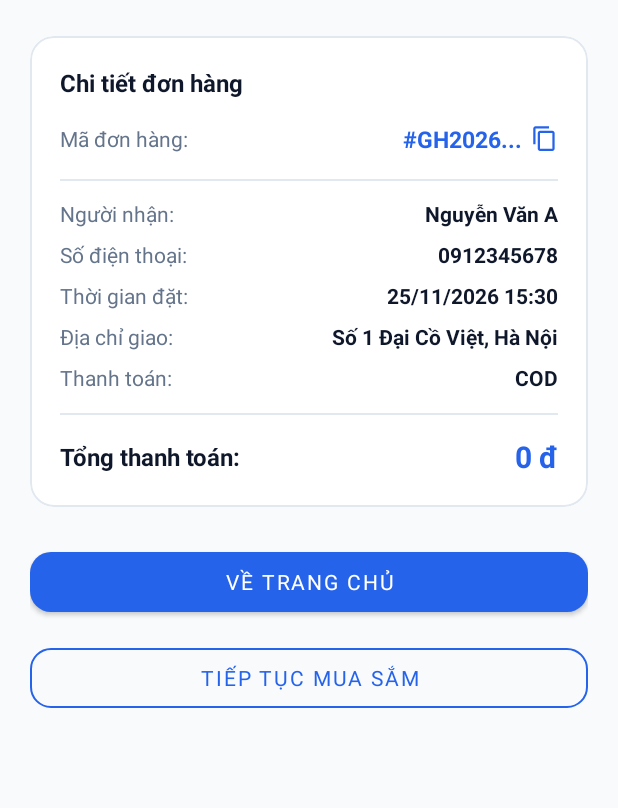
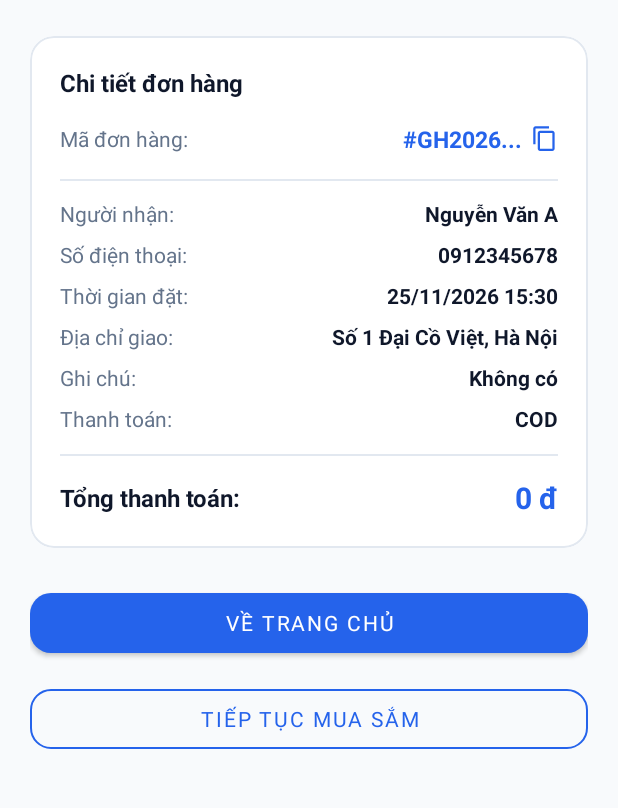
Before and after one commit to y0unglewis/e-commerce, an Android app: the OrderSuccessActivity screen opened directly, with no data from a screen before it, on a phone screen of 412 x 824 dp, the part 333-1141 px from its top. Run offline under Robolectric (Android 15) with nearby library versions, the phone set to English and light mode, and no system bars.

Commit message:
fix: persist cart, clear cart on logout, and pass delivery note to order success

```diff
--- a/app/src/main/java/com/example/gearhub/ui/CartActivity.java
+++ b/app/src/main/java/com/example/gearhub/ui/CartActivity.java
@@ -45,6 +45,7 @@ public class CartActivity extends AppCompatActivity {
     protected void onCreate(Bundle savedInstanceState) {
         super.onCreate(savedInstanceState);
         setContentView(R.layout.activity_cart);
+        CartManager.getInstance(this);
 
         initViews();
         setupRecyclerView();
--- a/app/src/main/java/com/example/gearhub/ui/CheckoutActivity.java
+++ b/app/src/main/java/com/example/gearhub/ui/CheckoutActivity.java
@@ -54,9 +54,11 @@ public class CheckoutActivity extends AppCompatActivity {
     protected void onCreate(Bundle savedInstanceState) {
         super.onCreate(savedInstanceState);
         setContentView(R.layout.activity_checkout);
+        CartManager.getInstance(this);
 
         initViews();
         resolveCheckoutItems();
+        if (isFinishing()) return;
         displayOrderSummary();
         setupListeners();
     }
@@ -153,6 +155,7 @@ public class CheckoutActivity extends AppCompatActivity {
         String name = getTextValue(inputName).trim();
         String phone = getTextValue(inputPhone).trim();
         String address = getTextValue(inputAddress).trim();
+        String note = getTextValue(inputNote).trim();
 
         // Xóa thông báo lỗi cũ
         layoutName.setError(null);
@@ -196,7 +199,7 @@ public class CheckoutActivity extends AppCompatActivity {
 
         // Nếu là luồng thanh toán từ giỏ hàng thì xóa giỏ hàng
         if (!isBuyNowFlow) {
-            CartManager.getInstance().clearCart();
+            CartManager.getInstance(this).clearCart();
         }
 
         // Tạo mã đơn hàng demo ngẫu nhiên và thời gian đặt hàng
@@ -211,6 +214,7 @@ public class CheckoutActivity extends AppCompatActivity {
         successIntent.putExtra(OrderSuccessActivity.EXTRA_RECIPIENT_NAME, name);
         successIntent.putExtra(OrderSuccessActivity.EXTRA_PHONE, phone);
         successIntent.putExtra(OrderSuccessActivity.EXTRA_ADDRESS, address);
+        successIntent.putExtra(OrderSuccessActivity.EXTRA_NOTE, note);
         successIntent.putExtra(OrderSuccessActivity.EXTRA_PAYMENT_METHOD, paymentMethod);
         successIntent.putExtra(OrderSuccessActivity.EXTRA_TOTAL_AMOUNT, PriceFormatter.format(totalAmount));
         successIntent.putExtra(OrderSuccessActivity.EXTRA_ORDER_TIME, orderTime);
--- a/app/src/main/java/com/example/gearhub/ui/OrderSuccessActivity.java
+++ b/app/src/main/java/com/example/gearhub/ui/OrderSuccessActivity.java
@@ -26,6 +26,7 @@ public class OrderSuccessActivity extends AppCompatActivity {
     public static final String EXTRA_RECIPIENT_NAME = AppConstants.EXTRA_RECIPIENT_NAME;
     public static final String EXTRA_PHONE = AppConstants.EXTRA_PHONE;
     public static final String EXTRA_ADDRESS = AppConstants.EXTRA_ADDRESS;
+    public static final String EXTRA_NOTE = "extra_note";
     public static final String EXTRA_PAYMENT_METHOD = AppConstants.EXTRA_PAYMENT_METHOD;
     public static final String EXTRA_TOTAL_AMOUNT = AppConstants.EXTRA_TOTAL_AMOUNT;
     public static final String EXTRA_ORDER_TIME = AppConstants.EXTRA_ORDER_TIME;
@@ -35,6 +36,7 @@ public class OrderSuccessActivity extends AppCompatActivity {
     private TextView txtPhone;
     private TextView txtOrderTime;
     private TextView txtAddress;
+    private TextView txtNote;
     private TextView txtPaymentMethod;
     private TextView txtTotalAmount;
     private View layoutCopyOrderCode;
@@ -60,6 +62,7 @@ public class OrderSuccessActivity extends AppCompatActivity {
         txtPhone = findViewById(R.id.txtSuccessPhone);
         txtOrderTime = findViewById(R.id.txtSuccessOrderTime);
         txtAddress = findViewById(R.id.txtSuccessAddress);
+        txtNote = findViewById(R.id.txtSuccessNote);
         txtPaymentMethod = findViewById(R.id.txtSuccessPaymentMethod);
         txtTotalAmount = findViewById(R.id.txtSuccessTotalAmount);
         layoutCopyOrderCode = findViewById(R.id.layoutCopyOrderCode);
@@ -76,6 +79,7 @@ public class OrderSuccessActivity extends AppCompatActivity {
         String phone = intent.getStringExtra(EXTRA_PHONE);
         String orderTime = intent.getStringExtra(EXTRA_ORDER_TIME);
         String address = intent.getStringExtra(EXTRA_ADDRESS);
+        String note = intent.getStringExtra(EXTRA_NOTE);
         String payment = intent.getStringExtra(EXTRA_PAYMENT_METHOD);
         String total = intent.getStringExtra(EXTRA_TOTAL_AMOUNT);
 
@@ -86,6 +90,9 @@ public class OrderSuccessActivity extends AppCompatActivity {
         if (phone != null) txtPhone.setText(phone);
         if (orderTime != null) txtOrderTime.setText(orderTime);
         if (address != null) txtAddress.setText(address);
+        if (txtNote != null) {
+            txtNote.setText(note == null || note.trim().isEmpty() ? "Không có" : note.trim());
+        }
         if (payment != null) txtPaymentMethod.setText(payment);
         if (total != null) txtTotalAmount.setText(total);
     }
--- a/app/src/main/java/com/example/gearhub/ui/ProductDetailActivity.java
+++ b/app/src/main/java/com/example/gearhub/ui/ProductDetailActivity.java
@@ -52,6 +52,7 @@ public class ProductDetailActivity extends AppCompatActivity {
             return;
         }
         initViews();
+        CartManager.getInstance(this);
         bindProduct();
         setupTabs();
         setupActions();
--- a/app/src/main/java/com/example/gearhub/ui/ProfileActivity.java
+++ b/app/src/main/java/com/example/gearhub/ui/ProfileActivity.java
@@ -9,6 +9,7 @@ import android.widget.Toast;
 import androidx.appcompat.app.AlertDialog;
 import androidx.appcompat.app.AppCompatActivity;
 import com.example.gearhub.R;
+import com.example.gearhub.util.CartManager;
 import com.example.gearhub.util.SessionManager;
 import com.google.android.material.bottomnavigation.BottomNavigationView;
 import java.util.Locale;
@@ -90,6 +91,7 @@ public class ProfileActivity extends AppCompatActivity {
 
     private void logout() {
         SessionManager.clear(this);
+        CartManager.getInstance().clearCart(this);
         Toast.makeText(this, "Đã đăng xuất thành công", Toast.LENGTH_SHORT).show();
         startActivity(new Intent(this, LoginActivity.class)
                 .addFlags(Intent.FLAG_ACTIVITY_NEW_TASK | Intent.FLAG_ACTIVITY_CLEAR_TASK));
--- a/app/src/main/res/layout/activity_order_success.xml
+++ b/app/src/main/res/layout/activity_order_success.xml
@@ -243,6 +243,33 @@
                         android:textStyle="bold" />
                 </LinearLayout>
 
+                <!-- Ghi chú giao hàng -->
+                <LinearLayout
+                    android:layout_width="match_parent"
+                    android:layout_height="wrap_content"
+                    android:layout_marginBottom="8dp"
+                    android:orientation="horizontal">
+
+                    <TextView
+                        android:layout_width="wrap_content"
+                        android:layout_height="wrap_content"
+                        android:text="Ghi chú:"
+                        android:textColor="@color/gear_muted"
+                        android:textSize="14sp" />
+
+                    <TextView
+                        android:id="@+id/txtSuccessNote"
+                        android:layout_width="0dp"
+                        android:layout_height="wrap_content"
+                        android:layout_marginStart="12dp"
+                        android:layout_weight="1"
+                        android:gravity="end"
+                        android:text="Không có"
+                        android:textColor="@color/gear_text"
+                        android:textSize="14sp"
+                        android:textStyle="bold" />
+                </LinearLayout>
+
                 <!-- Phương thức thanh toán -->
                 <LinearLayout
                     android:layout_width="match_parent"
```
Also changed, not shown: app/src/main/java/com/example/gearhub/util/CartManager.java (+157 -11 lines).
